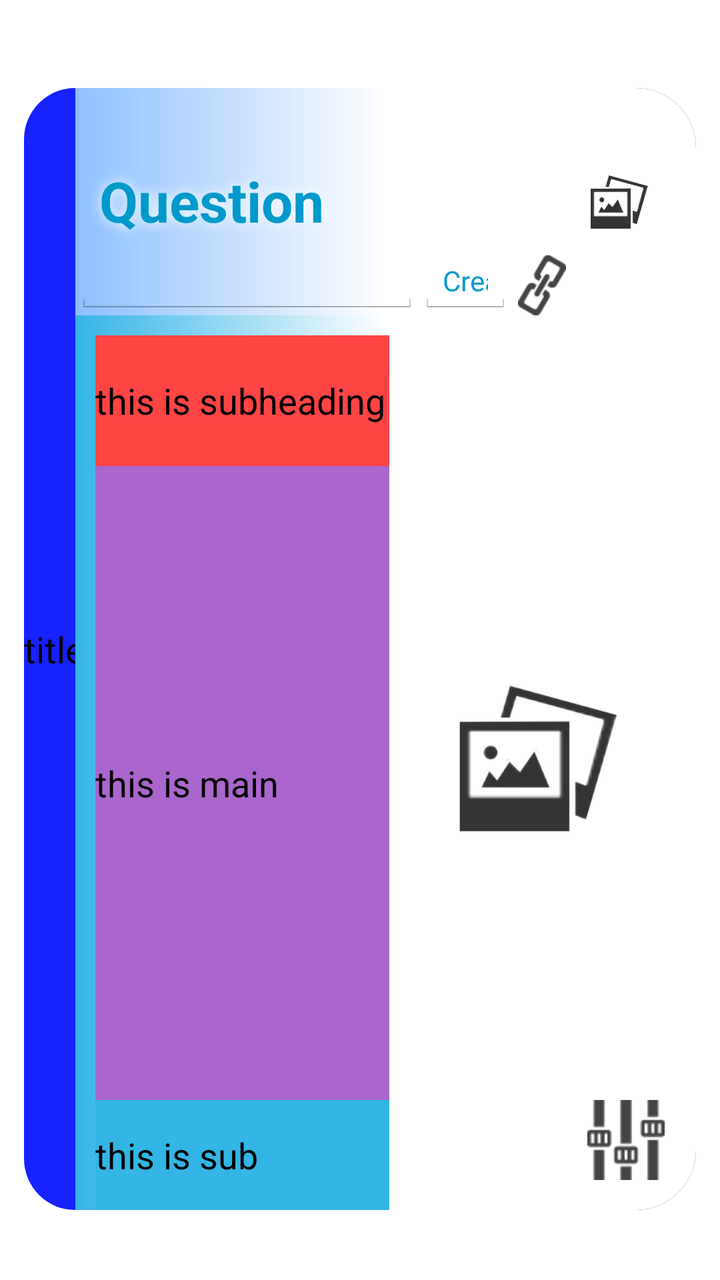
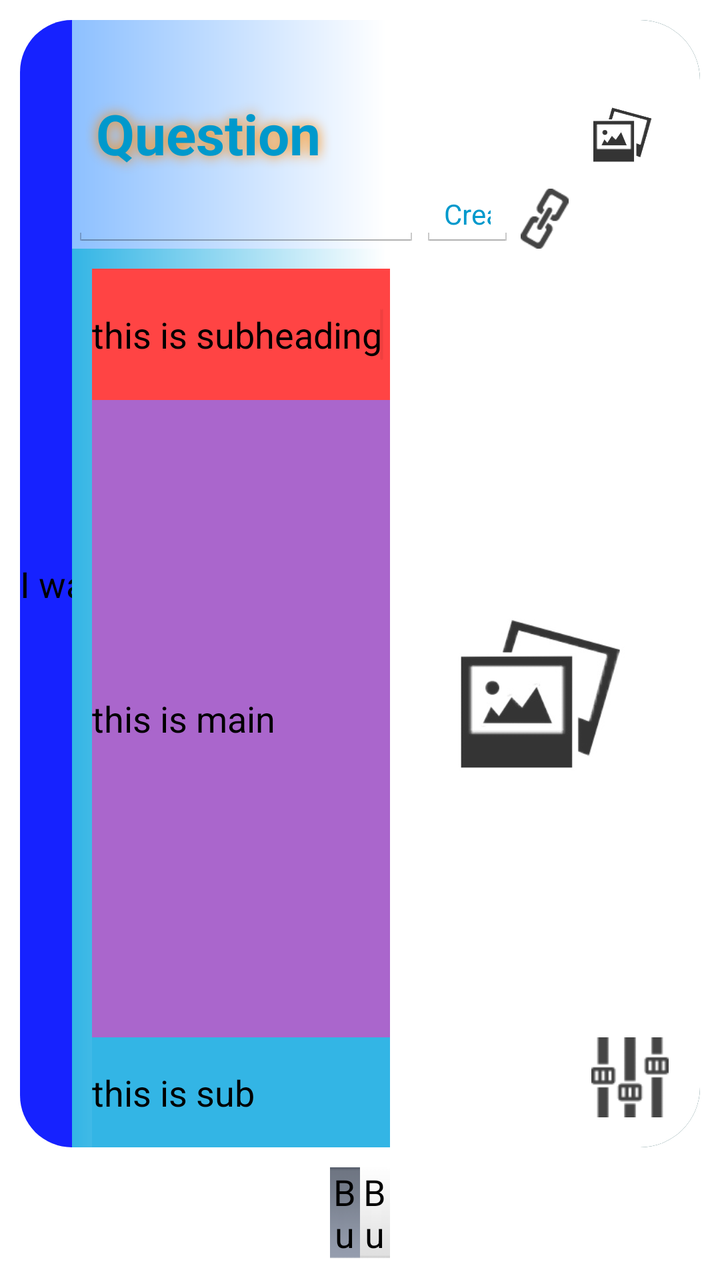

Before-and-after screenshots of an Android layout around one commit, followed by the original layout XML and the change that was made.
<!-- AndroidManifest.xml: application theme AppTheme -->
<!-- res/layout/fragment_card_detail.xml -->
<LinearLayout xmlns:android="http://schemas.android.com/apk/res/android"
    android:layout_width="fill_parent"
    android:layout_height="fill_parent"
    android:orientation="vertical" >
    
    <include 
        layout="@layout/card"/>

</LinearLayout>
<!-- res/layout/card.xml (included above) -->
<?xml version="1.0" encoding="utf-8"?>
<LinearLayout xmlns:android="http://schemas.android.com/apk/res/android"
    android:layout_width="match_parent"
    android:layout_height="match_parent"
    android:layout_marginBottom="35dp"
    android:layout_marginLeft="12dp"
    android:layout_marginRight="12dp"
    android:layout_marginTop="44dp"
    android:baselineAligned="false"
    android:background="@drawable/shape_card_background"
    android:orientation="horizontal" >

    <LinearLayout
        android:layout_height="match_parent"
        android:layout_width="0dp"
        android:layout_weight="62"
        android:orientation="vertical" >

        <EditText
            android:id="@+id/sidebar_title"
            android:layout_width="match_parent"
            android:layout_height="match_parent"
            android:inputType="text"
            android:background="@drawable/shape_card_sidebar"
            android:text="title" >
        </EditText>
    </LinearLayout>

    <LinearLayout
        android:layout_height="match_parent"
        android:layout_width="0dp"
        android:layout_weight="740"
        android:orientation="vertical" >

        <LinearLayout
            android:layout_width="match_parent"
            android:layout_height="0dp"
            android:layout_weight="112"
            android:background="@drawable/shape_card_header" >

            <EditText
                android:id="@+id/title"
                android:layout_height="match_parent"
                android:layout_width="0dp"
                android:layout_weight="440"
                android:text="Question"
                android:textStyle="bold"
                android:shadowColor="@android:color/white"
                android:shadowRadius="16"
                android:inputType="text"
                android:textColor="@android:color/holo_blue_dark"
                android:textSize="28sp" />

            <EditText
                android:id="@+id/creator"
                android:layout_height="match_parent"
                android:layout_width="0dp"
                android:layout_weight="120"
                android:gravity="bottom"
                android:text="Create by"
                android:inputType="text"
                android:textColor="@android:color/holo_blue_dark"
                android:textSize="14sp" />

            <ImageView
                android:id="@+id/logo_url_btn"
                android:layout_width="30dp"
                android:layout_height="30dp"
                android:layout_gravity="bottom"
                android:src="@drawable/edit_link_button" />

            <ImageView
                android:id="@+id/logo_image"
                android:layout_height="wrap_content"
                android:layout_width="0dp"
                android:layout_weight="120"
                android:layout_marginRight="15dp"
                android:src="@drawable/logo_placeholder" />
        </LinearLayout>

        <LinearLayout
            android:layout_width="match_parent"
            android:layout_height="0dp"
            android:layout_weight="440"
            android:background="@drawable/shape_card_body"
            android:baselineAligned="false"
            android:orientation="horizontal" >

            <LinearLayout
                android:layout_height="match_parent"
                android:layout_width="0dp"
                android:layout_weight="360"
                android:layout_marginLeft="10dp"
                android:layout_marginTop="10dp"
                android:background="@android:color/holo_green_light"
                android:orientation="vertical" >

                <EditText
                    android:id="@+id/subheading"
                    android:layout_width="match_parent"
                    android:layout_height="0dp"
                    android:layout_weight="60"
                    android:text="this is subheading"
                    android:inputType="text"
                    android:background="@android:color/holo_red_light"
                    android:ems="10" >

                    <requestFocus />
                </EditText>

                <EditText
                    android:id="@+id/main"
                    android:layout_width="match_parent"
                    android:layout_height="0dp"
                    android:layout_weight="290"
                    android:text="this is main"
                    android:inputType="text"
                    android:background="@android:color/holo_purple"
                    android:ems="10" />

                <EditText
                    android:id="@+id/sub"
                    android:layout_width="match_parent"
                    android:layout_height="0dp"
                    android:layout_weight="50"
                    android:text="this is sub"
                    android:inputType="text"
                    android:background="@android:color/holo_blue_light"
                    android:ems="10" />

            </LinearLayout>
            
            <FrameLayout
                android:layout_height="match_parent"
                android:layout_width="0dp"
                android:layout_weight="350"
                android:layout_marginLeft="10dp"
                android:layout_marginTop="10dp">
                
                <ImageView
                android:id="@+id/image"
                android:layout_height="match_parent"
                android:layout_width="match_parent"
                android:layout_marginRight="15dp"
                android:layout_marginBottom="15dp"
                android:src="@drawable/logo_placeholder" />
                
                <ImageView
                android:id="@+id/change_template_button"
                android:layout_gravity="right|bottom"
                android:layout_marginBottom="15dp"
                android:layout_marginRight="15dp"
                android:layout_height="40dp"
                android:layout_width="40dp"
                android:src="@drawable/change_template_button" />
                
                
            </FrameLayout>

            
            
        </LinearLayout>
    </LinearLayout>

</LinearLayout>
<!-- resources referenced by this layout -->
<resources>
  <!-- drawable change_template_button: png bitmap (drawable, 885 bytes) -->
  <!-- drawable edit_link_button: png bitmap (drawable, 1260 bytes) -->
  <!-- drawable logo_placeholder: jpg bitmap (drawable, 12343 bytes) -->
  <!-- drawable shape_card_background (drawable) -->
  <?xml version="1.0" encoding="utf-8"?>
  <shape xmlns:android="http://schemas.android.com/apk/res/android"
      android:shape="rectangle" >
  
      <solid android:color="#003A40" >
      </solid>
  
      <corners android:radius="30dp" >
      </corners>
  
  </shape>
  <!-- drawable shape_card_body (drawable) -->
  <?xml version="1.0" encoding="utf-8"?>
  <shape xmlns:android="http://schemas.android.com/apk/res/android"
      android:shape="rectangle" >
  
      <solid android:color="#D9E58F" >
      </solid>
  
      
      <gradient 
          android:startColor="@android:color/holo_blue_light"
          android:endColor="@android:color/white"
          android:centerColor="@android:color/white"
          android:type="linear"
          android:angle="0"/>
    
  
      <corners
          android:radius="2dp"
          android:topLeftRadius="0dp"
          android:bottomLeftRadius="0dp"
          android:topRightRadius="0dp"
          android:bottomRightRadius="30dp" >
      </corners>
  
  </shape>
  <!-- drawable shape_card_header (drawable) -->
  <?xml version="1.0" encoding="utf-8"?>
  <shape xmlns:android="http://schemas.android.com/apk/res/android"
      android:shape="rectangle" >
  
      <solid android:color="#D9E58F" >
      </solid>
  
      
      <gradient 
          android:startColor="#8DC0FF"
          android:endColor="@android:color/white"
          android:centerColor="@android:color/white"
          android:type="linear"
          android:angle="0"/>
    
  
      <corners
          android:radius="2dp"
          android:topLeftRadius="0dp"
          android:bottomLeftRadius="0dp"
          android:topRightRadius="30dp"
          android:bottomRightRadius="0dp" >
      </corners>
  
  </shape>
  <!-- drawable shape_card_sidebar (drawable) -->
  <?xml version="1.0" encoding="utf-8"?>
  <shape xmlns:android="http://schemas.android.com/apk/res/android"
      android:shape="rectangle" >
  
      <solid android:color="#1622FF" >
      </solid>
  
      <corners
          android:radius="2dp"
          android:topLeftRadius="30dp"
          android:bottomLeftRadius="30dp"
          android:topRightRadius="0dp"
          android:bottomRightRadius="0dp" >
      </corners>
  
  </shape>
  <style name="AppTheme" parent="AppBaseTheme">
          
      </style>
  <style name="AppBaseTheme" parent="android:Theme.Light">
          
      </style>
</resources>

<!-- the commit's change to res/layout/fragment_card_detail.xml (unified diff, before → after) -->
@@ -2,9 +2,43 @@
     android:layout_width="fill_parent"
     android:layout_height="fill_parent"
     android:orientation="vertical" >
-    
-    <include 
-        layout="@layout/card"/>
+
+    <include
+        android:layout_marginLeft="10dp"
+        android:layout_marginRight="10dp"
+        android:layout_marginTop="10dp"
+        android:layout_width="fill_parent"
+        android:layout_height="0dp"
+        android:layout_weight="550"
+        layout="@layout/card" />
+
+    <LinearLayout
+        android:layout_width="fill_parent"
+        android:layout_height="0dp"
+        android:layout_marginLeft="165dp"
+        android:layout_marginRight="165dp"
+        android:layout_marginTop="10dp"
+        android:layout_marginBottom="10dp"
+        android:layout_weight="45"
+        android:gravity="center"
+        android:orientation="horizontal" >
+
+        <Button
+            android:id="@+id/button_question"
+            android:layout_width="0dp"
+            android:layout_height="wrap_content"
+            android:layout_weight="250"
+            android:background="@drawable/segment_selected"
+            android:text="Button" />
+
+        <Button
+            android:id="@+id/button_answer"
+            android:layout_width="0dp"
+            android:layout_height="wrap_content"
+            android:layout_weight="250"
+            android:background="@drawable/segment_unselected"
+            android:text="Button" />
+    </LinearLayout>
 
 </LinearLayout>
 <!-- res/layout/card.xml (included above) -->
@@ -32,7 +66,7 @@
             android:layout_height="match_parent"
             android:inputType="text"
             android:background="@drawable/shape_card_sidebar"
-            android:text="title" >
+            android:text="I want to be like this" >
         </EditText>
     </LinearLayout>
 
@@ -55,7 +89,7 @@
                 android:layout_weight="440"
                 android:text="Question"
                 android:textStyle="bold"
-                android:shadowColor="@android:color/white"
+                android:shadowColor="@android:color/holo_orange_dark"
                 android:shadowRadius="16"
                 android:inputType="text"
                 android:textColor="@android:color/holo_blue_dark"
<!-- resource entries referenced after the edit -->
@@ -3,6 +3,8 @@
   <!-- drawable change_template_button: png bitmap (drawable, 885 bytes) -->
   <!-- drawable edit_link_button: png bitmap (drawable, 1260 bytes) -->
   <!-- drawable logo_placeholder: jpg bitmap (drawable, 12343 bytes) -->
+  <!-- drawable segment_selected: png bitmap (drawable, 5515 bytes) -->
+  <!-- drawable segment_unselected: png bitmap (drawable, 4523 bytes) -->
   <!-- drawable shape_card_background (drawable) -->
   <?xml version="1.0" encoding="utf-8"?>
   <shape xmlns:android="http://schemas.android.com/apk/res/android"
